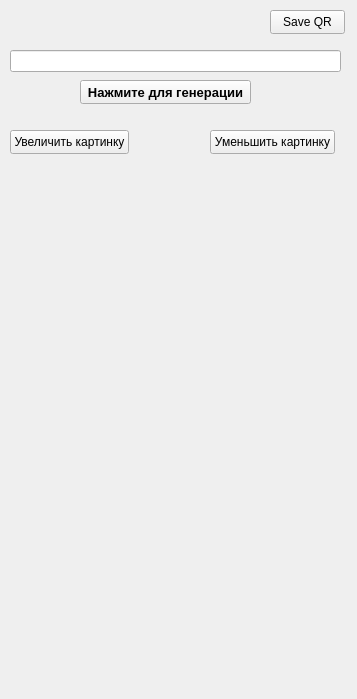
AnatoliiBessmertnyi/qrcode_generator, file qrcode_window.ui: the form before one commit.
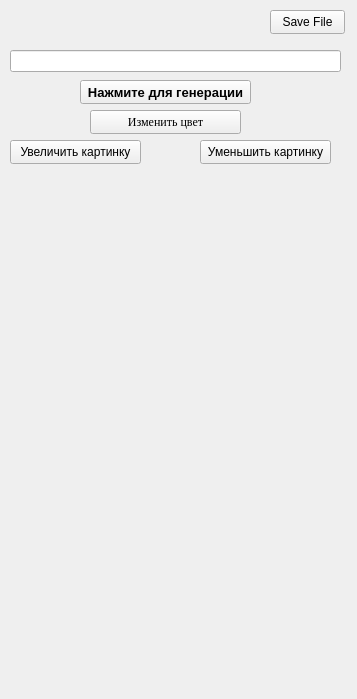
The form after the commit.

Commit message: Реализовал изменение цвета фона

Diff of the .ui file:
```diff
--- a/qrcode_window.ui
+++ b/qrcode_window.ui
@@ -45,7 +45,7 @@
     </rect>
    </property>
    <property name="text">
-    <string>Save QR</string>
+    <string>Save File</string>
    </property>
   </widget>
   <widget class="QLabel" name="label">
@@ -53,8 +53,8 @@
     <rect>
      <x>20</x>
      <y>170</y>
-     <width>261</width>
-     <height>241</height>
+     <width>311</width>
+     <height>291</height>
     </rect>
    </property>
    <property name="text">
@@ -78,8 +78,8 @@
    <property name="geometry">
     <rect>
      <x>10</x>
-     <y>130</y>
-     <width>119</width>
+     <y>140</y>
+     <width>131</width>
      <height>24</height>
     </rect>
    </property>
@@ -90,9 +90,9 @@
   <widget class="QPushButton" name="pushZoomOut">
    <property name="geometry">
     <rect>
-     <x>210</x>
-     <y>130</y>
-     <width>125</width>
+     <x>200</x>
+     <y>140</y>
+     <width>131</width>
      <height>24</height>
     </rect>
    </property>
@@ -100,6 +100,24 @@
     <string>Уменьшить картинку</string>
    </property>
   </widget>
+  <widget class="QPushButton" name="pushColor">
+   <property name="geometry">
+    <rect>
+     <x>90</x>
+     <y>110</y>
+     <width>151</width>
+     <height>24</height>
+    </rect>
+   </property>
+   <property name="font">
+    <font>
+     <family>Times New Roman</family>
+    </font>
+   </property>
+   <property name="text">
+    <string>Изменить цвет</string>
+   </property>
+  </widget>
  </widget>
  <resources/>
  <connections/>
```
The commit also changes 2 other files.
